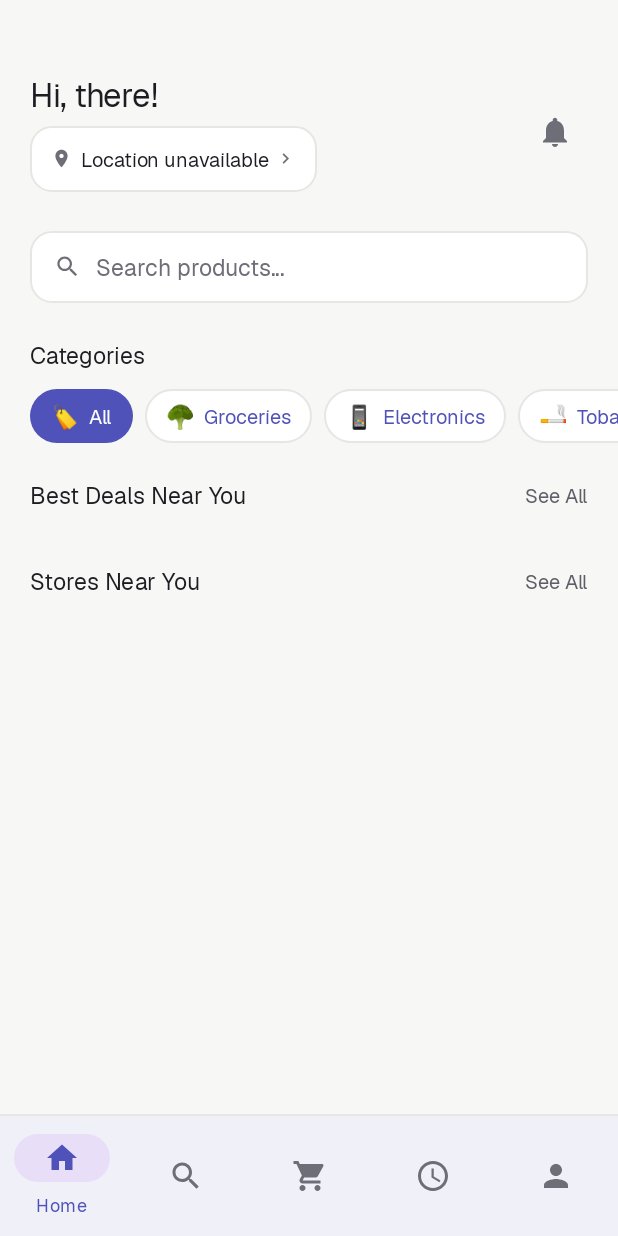
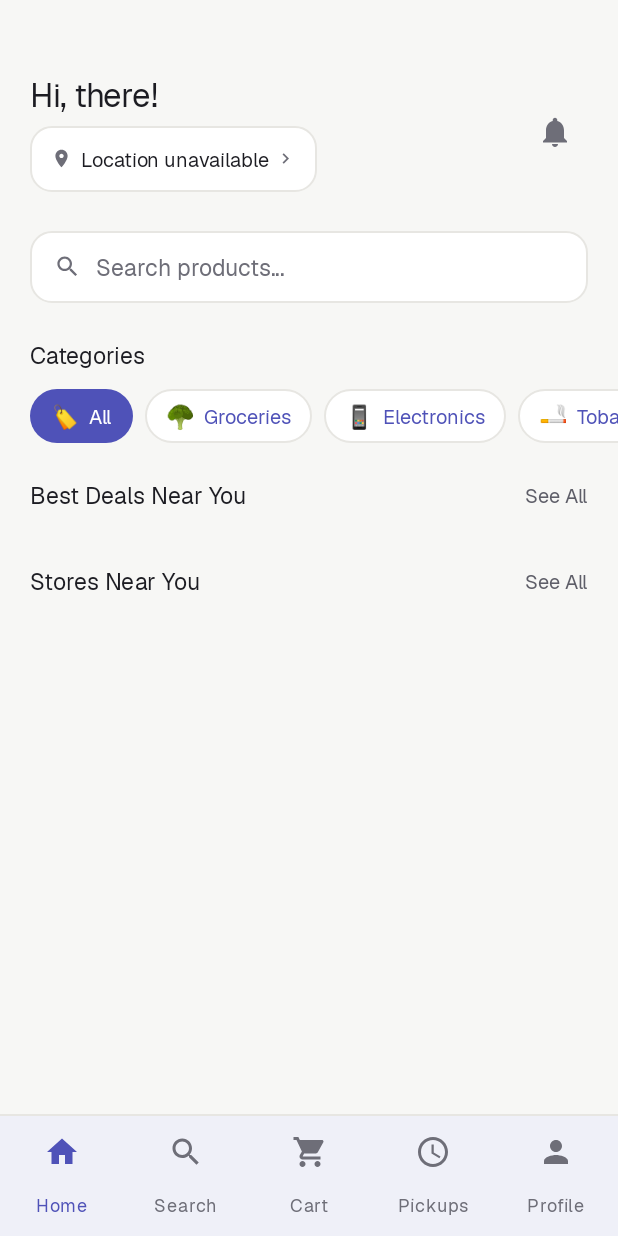
Before and after one commit to nevil-codes/QLess, an Android app: the HomeActivity screen opened directly, with no data from a screen before it, on a phone screen of 412 x 824 dp. Run offline under Robolectric (Android 15) with nearby library versions, the light colour scheme and no system bars; our stand-ins replace Firebase (no records; nobody signed in at launch, a user with empty details on screens opened directly); pictures from the network do not load; 2 statements that could not run were skipped.

Commit message:
fix(app): hide empty store address and always label bottom nav tabs
The reservation screen repeated the store name when a store has no
address. With five tabs Material hid unselected labels and drew an
indicator pill; the design spec shows every label and no pill.

```diff
--- a/app/src/main/res/layout/activity_home.xml
+++ b/app/src/main/res/layout/activity_home.xml
@@ -354,8 +354,11 @@
         android:layout_height="wrap_content"
         android:background="@color/surface"
         android:elevation="0dp"
+        app:backgroundTint="@color/surface"
+        app:itemActiveIndicatorStyle="@null"
         app:itemIconTint="@color/bottom_nav_item_color"
         app:itemTextColor="@color/bottom_nav_item_color"
+        app:labelVisibilityMode="labeled"
         app:layout_constraintBottom_toBottomOf="parent"
         app:layout_constraintEnd_toEndOf="parent"
         app:layout_constraintStart_toStartOf="parent"
```
Also changed, not shown: app/src/main/java/com/example/qless/ReservationDetailActivity.java (+5 -2 lines).
